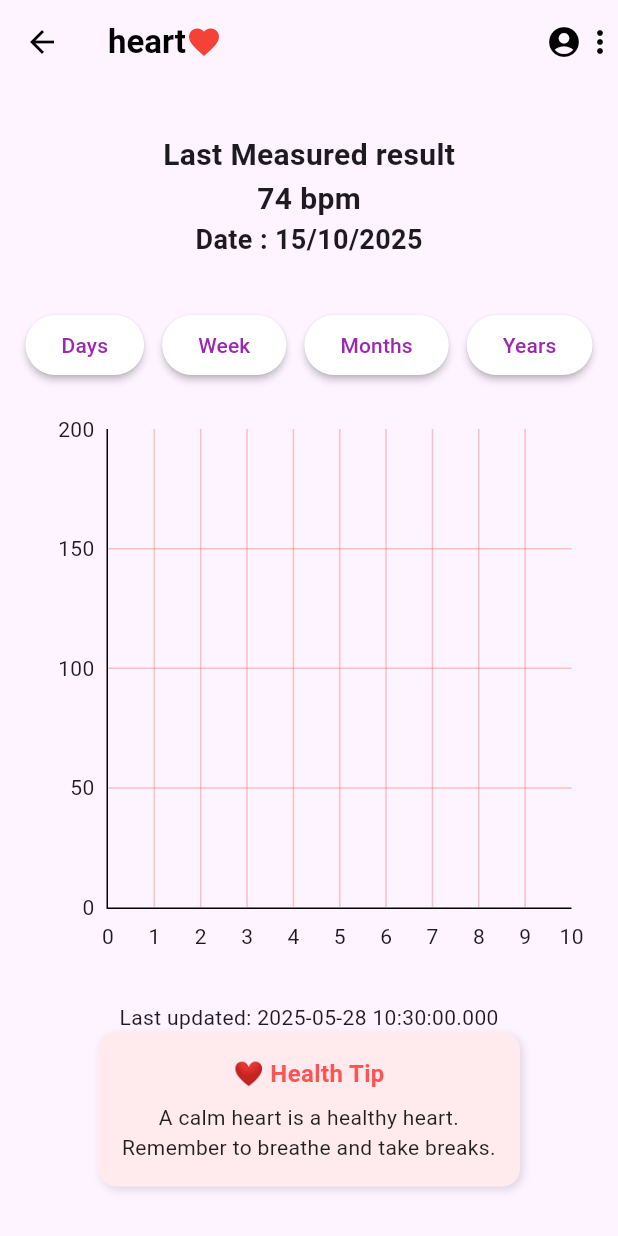
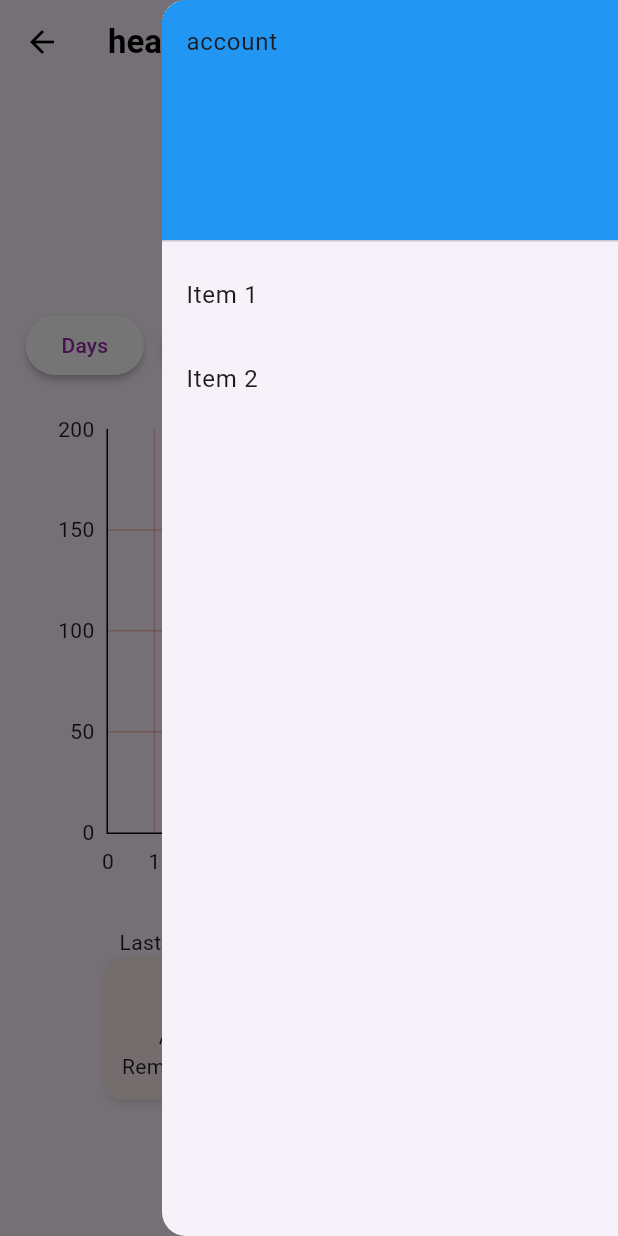
Before and after one commit to SongokuBlue/health, a Flutter app: the heart screen opened directly, with the side drawer open (before the commit the screen has no drawer), on a phone screen of 412 x 824 dp. Run offline on Flutter 3.47's test engine with Material 3 defaults, Android fonts, the phone set to English and light mode, and no system bars; drawn by our look-alikes of fl_chart; our stand-ins replace flutter_svg.

Commit message:
update reload

```diff
--- /dev/null
+++ b/lib/bar/drawer.dart
@@ -0,0 +1,36 @@
+import 'package:flutter/material.dart';
+
+class CustomDrawer extends StatelessWidget {
+  const CustomDrawer({super.key});
+
+
+  Widget build(BuildContext context) {
+    return Drawer(
+      child:ListView(
+        padding: EdgeInsets.zero,
+        children: [
+          const DrawerHeader(
+            decoration: BoxDecoration(color: Colors.blue),
+            child: Text('account'),
+          ),
+          ListTile(
+            title: const Text('Item 1'),
+            onTap: () {
+              // Update the state of the app.
+              // ...
+              Navigator.pop(context);
+            },
+          ),
+          ListTile(
+            title: const Text('Item 2'),
+            onTap: () {
+              // Update the state of the app.
+              // ...
+              Navigator.pop(context);
+            },
+          ),
+        ],
+      ),
+    );
+  }
+}
--- a/lib/charts/line.dart
+++ b/lib/charts/line.dart
@@ -7,7 +7,7 @@ class line extends StatelessWidget {
   @override
   Widget build(BuildContext context) {
     return SizedBox(
-      height: 350,
+      height: 300,
       width: 350,
       child: LineChart(
         LineChartData(
--- a/lib/pages/heart.dart
+++ b/lib/pages/heart.dart
@@ -1,17 +1,25 @@
+import 'dart:math';
+
 import 'package:flutter/material.dart';
-import 'package:fl_chart/fl_chart.dart';
+
 import 'package:health/charts/line.dart';
-
-class heart extends StatelessWidget {
+import 'package:health/bar/drawer.dart';
+final GlobalKey<ScaffoldState> _scaffoldKey = GlobalKey<ScaffoldState>();
+class heart extends StatefulWidget {
   const heart({super.key});
 
   @override
+  _HeartPageState createState() => _HeartPageState();
+}
+class _HeartPageState extends State<heart> {
+  DateTime _lastUpdated = DateTime.now(); // Lưu trữ thời gian cập nhật
+  int heart_value =1;
   Widget build(BuildContext context) {
     final backgroundColor = Color(0xFFFDF4FF); // màu nền app
-
     return Scaffold(
+      key: _scaffoldKey,
       backgroundColor: backgroundColor,
-
+      endDrawer: CustomDrawer(),
       appBar: AppBar(
         title: Row(
           mainAxisAlignment: MainAxisAlignment.start, // Căn giữa icon và text
@@ -25,8 +33,20 @@ class heart extends StatelessWidget {
         elevation: 0,
         foregroundColor: Colors.black,
         actions: [
-          Icon(Icons.account_circle_rounded),
-          Icon(Icons.more_vert),
+          IconButton(onPressed: (){
+            setState(() {
+              // Cập nhật lại các giá trị cần làm mới
+              _lastUpdated = DateTime.now(); // Cập nhật lại thời gian
+              heart_value =Random().nextInt(41) + 60; // Cập nhật lại nhịp tim giả lập
+            });
+          }
+              ,  icon: const Icon(Icons.refresh)),
+          IconButton(
+            icon: const Icon(Icons.account_circle),
+            onPressed: () {
+              _scaffoldKey.currentState!.openEndDrawer();}, // Mở drawer
+            ),
+
         ],
       ),
       body: Align(
@@ -42,8 +62,9 @@ class heart extends StatelessWidget {
                 children: [
                   Text("Last Measured result",
                     style: TextStyle(fontSize: 20 ,fontWeight: FontWeight.bold),),
-                  Text("74 bpm",
+                  Text("$heart_value bpm",
                   style: TextStyle(fontSize: 20 ,fontWeight: FontWeight.bold),),
+
                   Text("Date : 15/10/2025",
                     style: TextStyle(fontSize: 18 ,fontWeight: FontWeight.bold),),
                 ],
@@ -63,10 +84,10 @@ class heart extends StatelessWidget {
             // Biểu đồ trực tiếp không container
             const line(),
             SizedBox(height: 32),
-            Text("Last updated: ${DateTime.now()}"),
+            Text("Last updated: ${_lastUpdated.toString()}"),
             Container(
               margin: EdgeInsets.symmetric(horizontal: 24),
-              padding: EdgeInsets.all(16),
+              padding: EdgeInsets.all(12),
               decoration: BoxDecoration(
                 color: Colors.red[50],
                 borderRadius: BorderRadius.circular(12),
--- a/pubspec.yaml
+++ b/pubspec.yaml
@@ -36,7 +36,7 @@ dependencies:
   cupertino_icons: ^1.0.8
   flutter_svg: ^2.1.0
   fl_chart: ^1.0.0
-
+  liquid_pull_to_refresh: ^3.0.1
 dev_dependencies:
   flutter_test:
     sdk: flutter
```
Also changed, not shown: lib/home.dart (+19 -7 lines), pubspec.lock, 1 other file.
